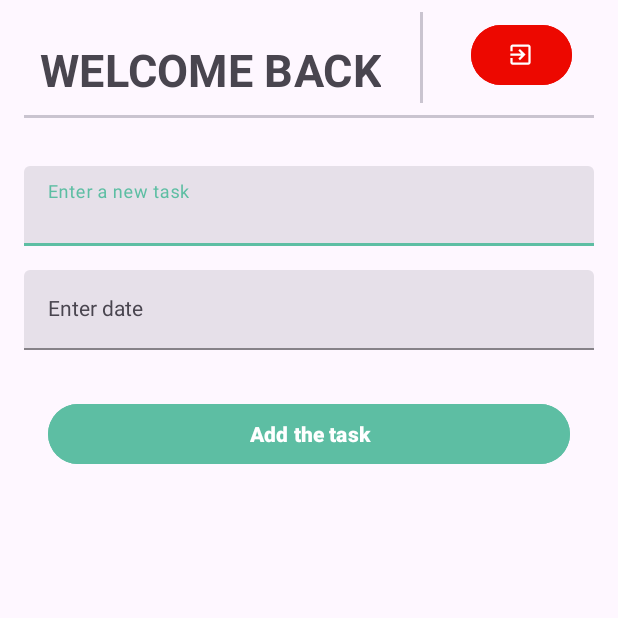
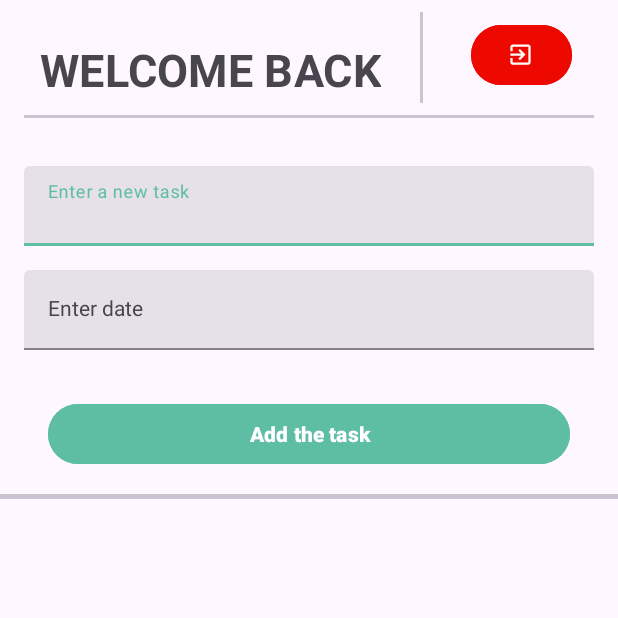
Before and after one commit to YadavYashvant/Fieries, an Android app: the screen it shows after launch once a user with an empty profile is signed in (UserActivity), on a phone screen of 412 x 824 dp, the top half of it. Run offline under Robolectric (Android 15) with nearby library versions, the phone set to English and light mode, and no system bars; our stand-ins replace Firebase (no records; nobody signed in at launch, a user with empty details on screens opened directly).

```diff
--- a/app/src/main/java/com/yashvant/fieries/activities/UserActivity.kt
+++ b/app/src/main/java/com/yashvant/fieries/activities/UserActivity.kt
@@ -4,6 +4,7 @@ import android.content.Context
 import android.content.Intent
 import android.os.Bundle
 import android.util.Log
+import android.widget.ArrayAdapter
 import android.widget.Toast
 import androidx.activity.enableEdgeToEdge
 import androidx.appcompat.app.AppCompatActivity
@@ -62,6 +63,8 @@ class UserActivity : AppCompatActivity() {
             val isDone = false           // FOR NOW
             addToFirebase(todo, todoDate, isDone, this)
         }
+        val arrayAdapter: ArrayAdapter<*>
+
 
         val taskdb: FirebaseFirestore = FirebaseFirestore.getInstance()
         val taskCollection = taskdb.collection("tasks")
--- a/app/src/main/res/layout/activity_user.xml
+++ b/app/src/main/res/layout/activity_user.xml
@@ -141,6 +141,18 @@
             android:backgroundTint="@color/green"
             />
 
+        <com.google.android.material.divider.MaterialDivider
+            android:layout_width="match_parent"
+            android:layout_marginTop="16dp"
+            android:layout_height="3dp"/>
+
+        <ListView
+            android:layout_width="match_parent"
+            android:layout_height="wrap_content"
+            android:layout_marginTop="16dp"
+            android:id="@+id/lv_user"
+            />
+
 
 
     </LinearLayout>
```
